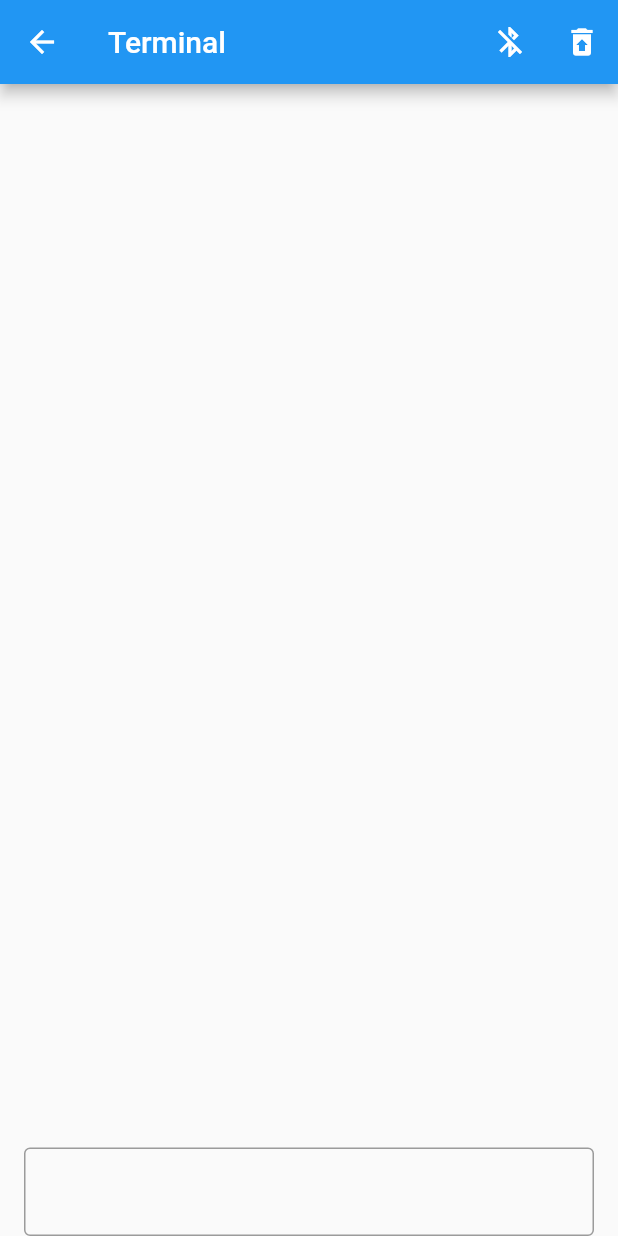
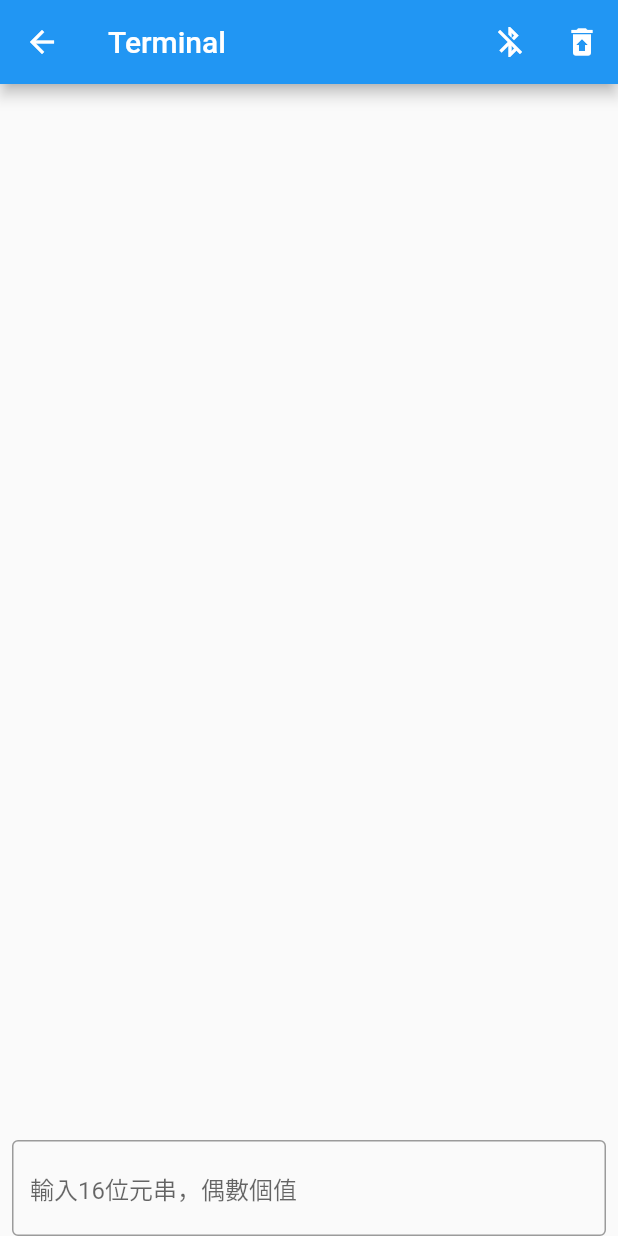
Before and after one commit to xunqun/flutter_ble_file_transmitter, a Flutter app: the TerminalPage screen opened directly, on a phone screen of 412 x 824 dp. Run offline on Flutter 3.47's test engine with Material 2 defaults, Android fonts, the phone set to English and light mode, and no system bars; our stand-ins replace convert, flutter_blue, permission_handler.

Commit message:
Updated handler of TextField in page_terminal.dart

```diff
--- a/lib/screens/connection.dart
+++ b/lib/screens/connection.dart
@@ -26,8 +26,8 @@ class _ConnectionScreenState extends State<ConnectionScreen> {
             child: ListView.builder(itemBuilder: (c, i){
               var name = results[i].advertisementData.localName;
               var address = results[i].device.id.id;
-              if(name.length == 0){
-                name = 'unknow';
+              if(name.isEmpty){
+                name = '---';
               }
               return ListTile(
                 leading: const Icon(Icons.bluetooth),
--- a/lib/screens/page_terminal.dart
+++ b/lib/screens/page_terminal.dart
@@ -14,6 +14,7 @@ class TerminalPage extends StatefulWidget {
 }
 
 class _TerminalPageState extends State<TerminalPage> {
+  String? error = null;
   @override
   Widget build(BuildContext context) {
     return Scaffold(
@@ -35,13 +36,28 @@ class _TerminalPageState extends State<TerminalPage> {
         ],
       ),
       body: Container(
-        padding: const EdgeInsets.only(left: 16, right: 16),
         child: Column(
-          children: const [
+          children: [
             Expanded(child: LogList()),
-            TextField(
-              textInputAction: TextInputAction.send,
-              decoration: InputDecoration(border: OutlineInputBorder()),
+            Padding(
+              padding: const EdgeInsets.only(left: 8.0, right: 8.0),
+              child: TextField(
+                textInputAction: TextInputAction.send,
+                decoration: InputDecoration(border: OutlineInputBorder(), hintText: '輸入16位元串，偶數個值', errorText: error),
+                onSubmitted: (s) {
+                  if (s.length.isEven) {
+                    List<int> data = [];
+                    for (int i = 0; i < s.length; i += 2) {
+                      data.add(int.parse(s.substring(i, i + 2), radix: 16));
+                    }
+                    logManager.addSendRaw(data, msg: 'RAW', desc: 'manual input');
+                    bleManager.write(data);
+                    error = null;
+                  }else{
+                    error = '須為16位元字串，偶數個值';
+                  }
+                },
+              ),
             )
           ],
         ),
```
Also changed, not shown: lib/screens/page_file.dart (+33 -7 lines), 1 other file.
